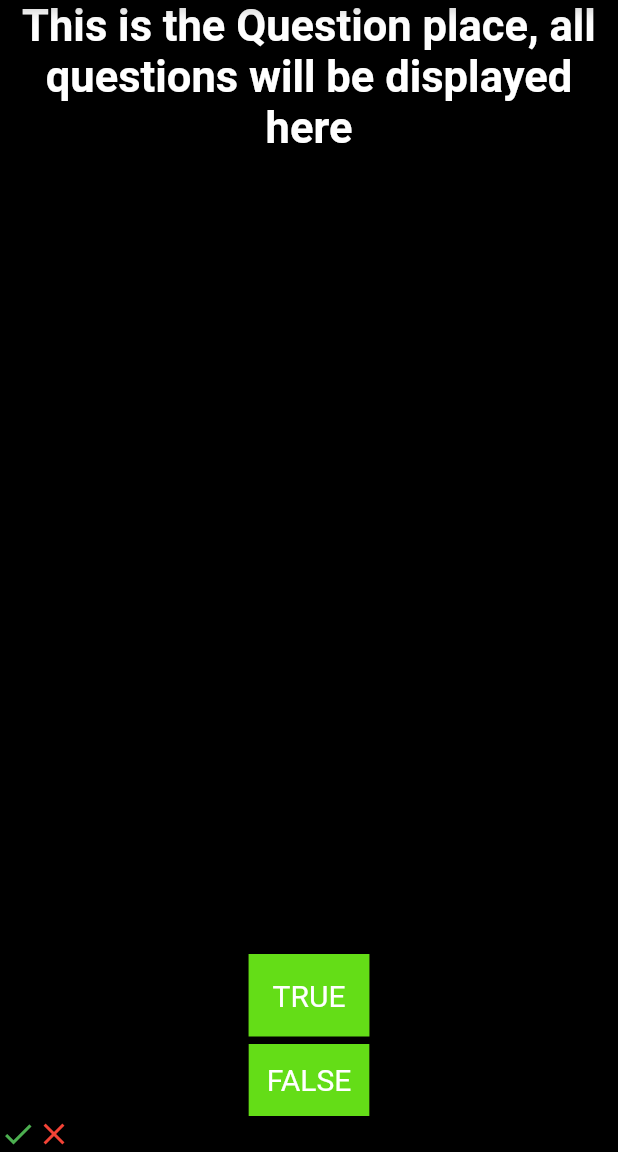
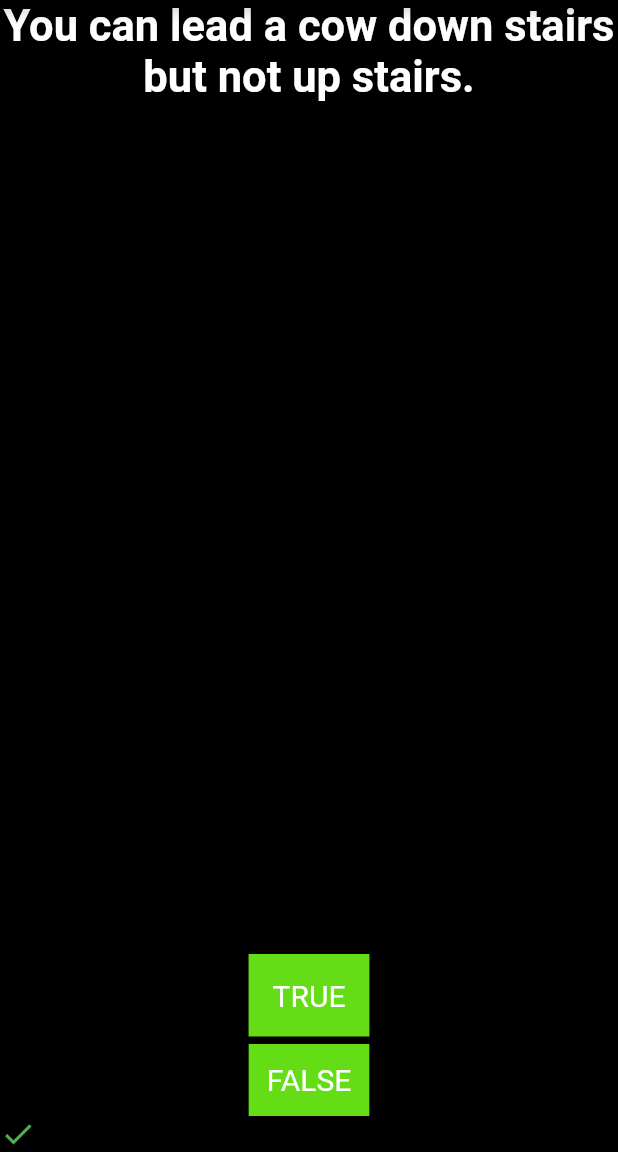
Before and after one commit to Nyandago/quiz_app, a Flutter app: the screen it shows after launch, after a tap on "TRUE", on a phone screen of 412 x 824 dp, the part 84-1236 px from its top. Run offline on Flutter 3.47's test engine with Material 2 defaults, Android fonts, the phone set to English and light mode, and no system bars; missing offline and left inert: dart:ffi.

Commit message:
update main.dart

```diff
--- a/lib/main.dart
+++ b/lib/main.dart
@@ -1,4 +1,7 @@
 import 'package:flutter/material.dart';
+import 'package:quiz_app/quiz_brain.dart';
+
+QuizBrain quizBrain = QuizBrain();
 
 void main() {
   runApp(const MyApp());
@@ -30,6 +33,40 @@ class MyHomePage extends StatefulWidget {
 }
 
 class _MyHomePageState extends State<MyHomePage> {
+  List<Icon> scoreKeeper = [];
+
+  void checkAnswer(bool userCheckedAnswer) {
+    bool correctAnswer = quizBrain.getCorrectAnswer();
+
+    setState(() {
+      if (quizBrain.isFinished() == true) {
+        //alert you,ve reached at the end of the quiz
+        print('reached the end of the quiz');
+
+        quizBrain.reset();
+
+        scoreKeeper = [];
+      } else {
+        if (userCheckedAnswer == correctAnswer) {
+          scoreKeeper.add(
+            const Icon(
+              Icons.check,
+              color: Colors.green,
+            ),
+          );
+        } else {
+          scoreKeeper.add(
+            const Icon(
+              Icons.close,
+              color: Colors.red,
+            ),
+          );
+        }
+        quizBrain.nextQuestion();
+      }
+    });
+  }
+
   @override
   Widget build(BuildContext context) {
     return Scaffold(
@@ -40,11 +77,11 @@ class _MyHomePageState extends State<MyHomePage> {
         child: Column(
           mainAxisAlignment: MainAxisAlignment.center,
           children: <Widget>[
-            const Expanded(
+            Expanded(
                 child: Text(
-              'This is the Question place, all questions will be displayed here',
+              quizBrain.getQuestionText(),
               textAlign: TextAlign.center,
-              style: TextStyle(
+              style: const TextStyle(
                 fontSize: 29,
                 color: Colors.white,
                 fontWeight: FontWeight.bold,
@@ -71,7 +108,9 @@ class _MyHomePageState extends State<MyHomePage> {
                       primary: Colors.white,
                       textStyle: const TextStyle(fontSize: 20),
                     ),
-                    onPressed: () {},
+                    onPressed: () {
+                      checkAnswer(true);
+                    },
                     child: const Text('TRUE'),
                   ),
                 ],
@@ -99,23 +138,16 @@ class _MyHomePageState extends State<MyHomePage> {
                       primary: Colors.white,
                       textStyle: const TextStyle(fontSize: 20),
                     ),
-                    onPressed: () {},
+                    onPressed: () {
+                      checkAnswer(true);
+                    },
                     child: const Text('FALSE'),
                   ),
                 ],
               ),
             ]),
             Row(
-              children: const [
-                Icon(
-                  Icons.check,
-                  color: Colors.green,
-                ),
-                Icon(
-                  Icons.close,
-                  color: Colors.red,
-                )
-              ],
+              children: scoreKeeper,
             ),
           ],
         ),
```
